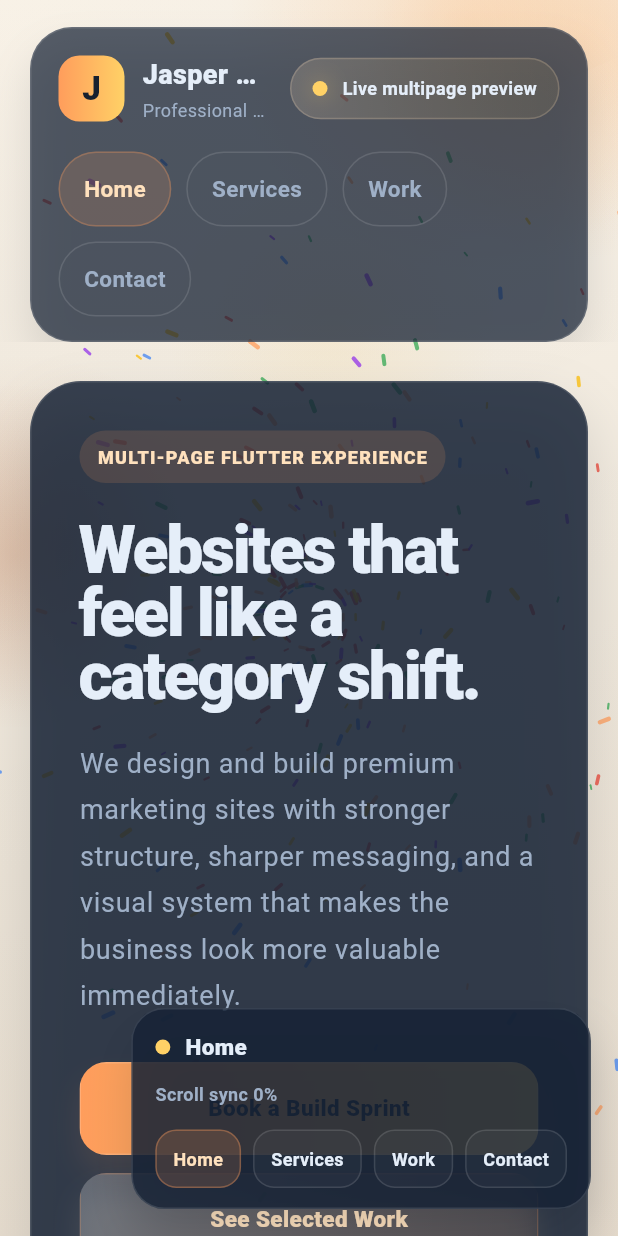
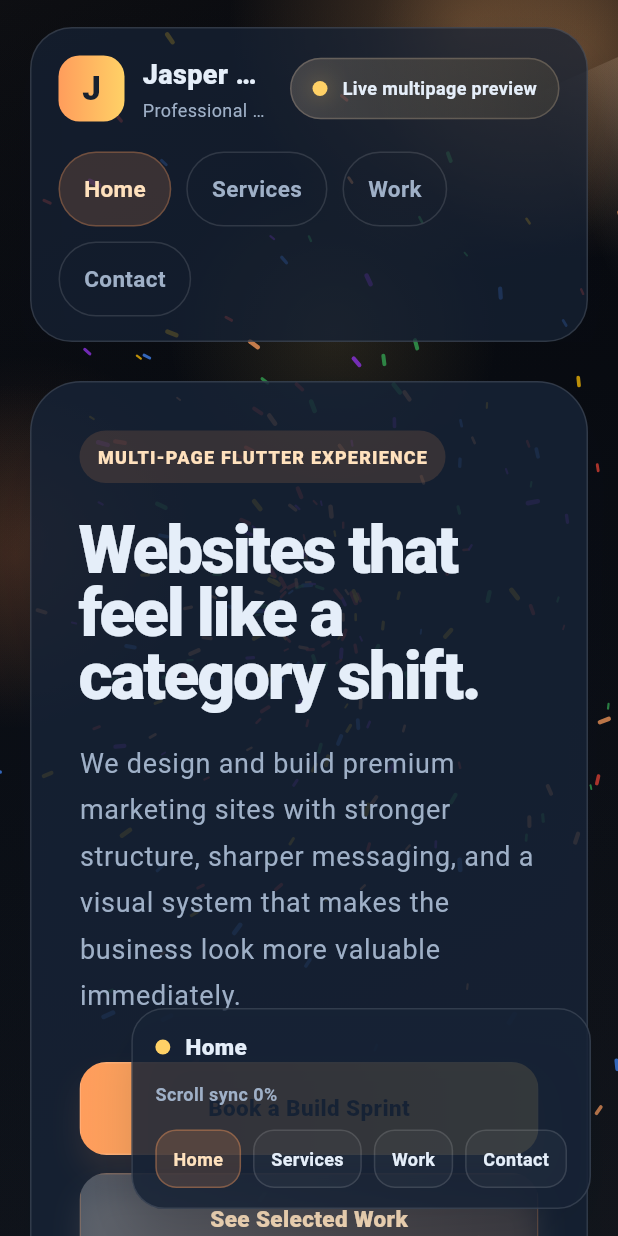
Before and after one commit to Md-sourov-hasan/flutter_web, a Flutter app: the screen it shows after launch, on a phone screen of 412 x 824 dp. Run offline on Flutter 3.47's test engine with Material 3 defaults, Android fonts, the phone set to English and light mode, and no system bars.

Commit message:
style: update app theme background colors and add body styling in index.html

```diff
--- a/lib/src/theme/app_theme.dart
+++ b/lib/src/theme/app_theme.dart
@@ -1,9 +1,9 @@
 import 'package:flutter/material.dart';
 
 class AppTheme {
-  static const background = Color(0xFFF8F2E8);
-  static const backgroundSoft = Color(0xFFE7DED0);
-  static const backgroundDeep = Color(0xFFDCCDB8);
+  static const background = Color(0xFF06080D);
+  static const backgroundSoft = Color(0xFF0D121A);
+  static const backgroundDeep = Color(0xFF141B26);
   static const panel = Color(0xFF162235);
   static const panelSoft = Color(0xFF22314A);
   static const surface = Color(0xFFF8F4EC);
```
Also changed, not shown: 1 other file.
